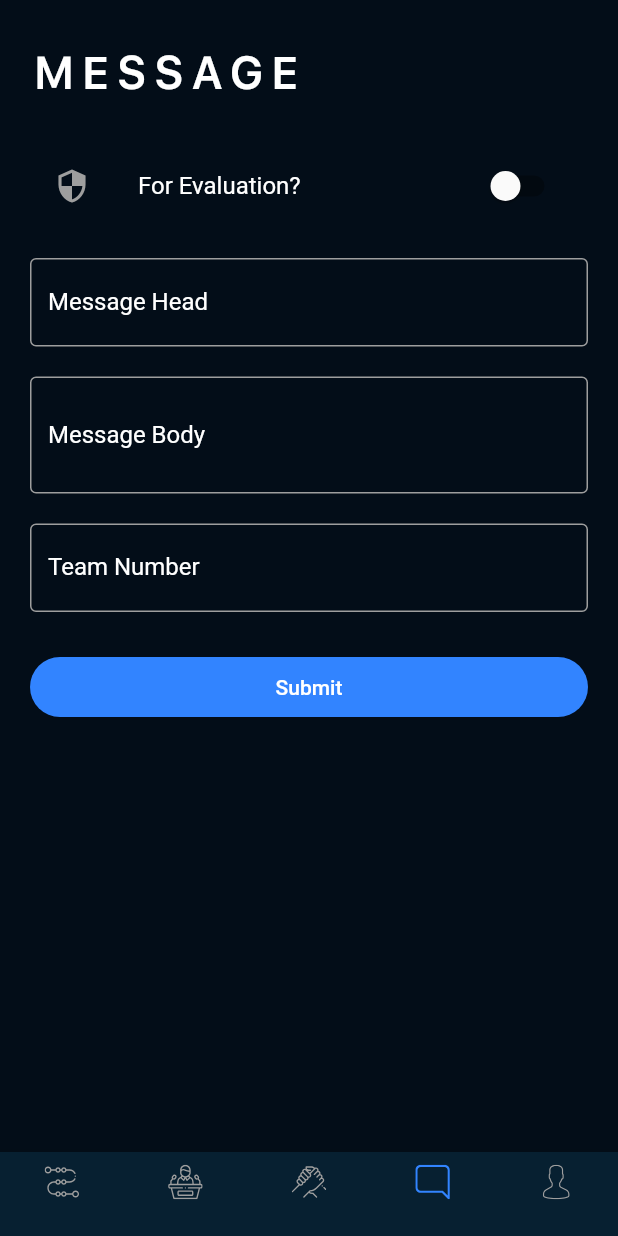
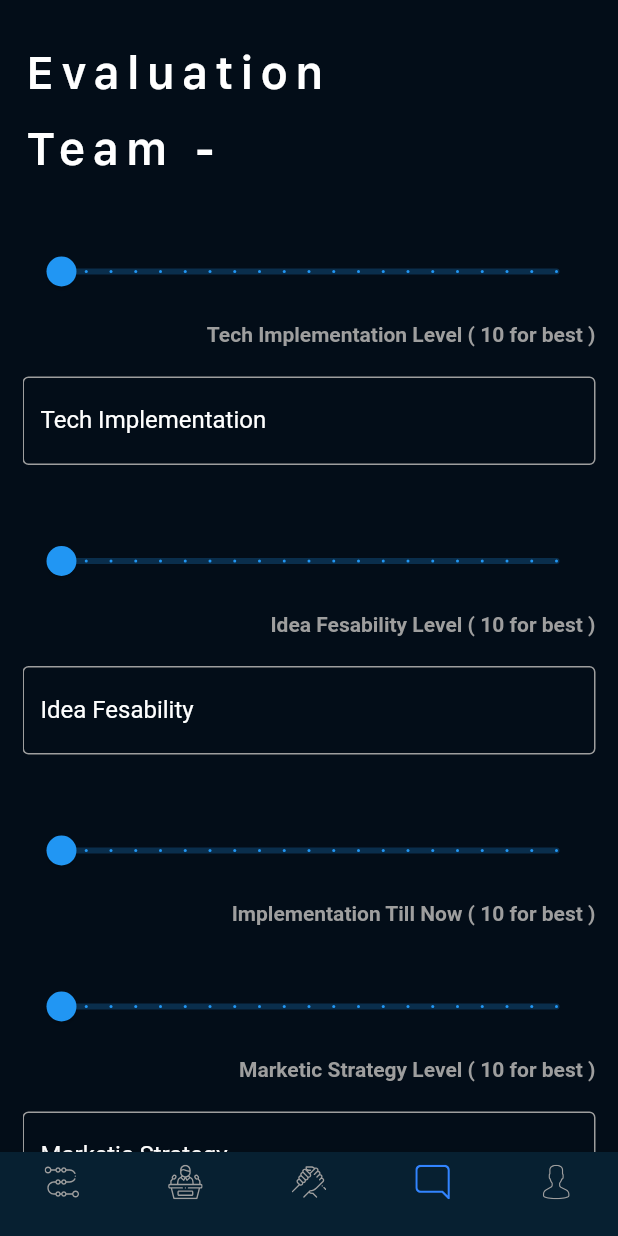
Before and after one commit to vanshg395/devsoc_admin, a Flutter app: the BoardScreen screen opened directly, item 4 of the bottom bar chosen, on a phone screen of 412 x 824 dp. Run offline on Flutter 3.47's test engine with Material 2 defaults, Android fonts, the phone set to English and light mode, and no system bars; our stand-ins replace firebase_messaging, flutter_svg, font_awesome_flutter, photo_view, shared_preferences; accounts and stored records are empty; Roboto replaces fonts that are missing (Montserrat, SFProTextSemiMed).

Commit message:
Evaluation Screen Done FrontEnd only

```diff
--- /dev/null
+++ b/lib/board/evaluation.dart
@@ -0,0 +1,526 @@
+import 'package:flutter/material.dart';
+import 'package:provider/provider.dart';
+import '../providers/auth.dart';
+import 'package:flutter/services.dart';
+import 'tabsScreen.dart';
+import 'package:flutter/cupertino.dart';
+import 'dart:io';
+
+
+class EvavluationPage extends StatefulWidget {
+  @override
+  _EvavluationPageState createState() => _EvavluationPageState();
+}
+
+class _EvavluationPageState extends State<EvavluationPage> {
+  double _techImplementation = 0;
+  double _bussinessModel = 0;
+  double _marketicStrategy=0;
+  double _ideaFeasability = 0;
+  double _implementationTillNow = 0;
+  bool _isLoading = false;
+  TextEditingController _techImpController = TextEditingController();
+  TextEditingController _ideaFesController = TextEditingController();
+  TextEditingController _marketicStrController = TextEditingController();
+  TextEditingController _bussinessModelController = TextEditingController();
+  TextEditingController _remarksController = TextEditingController();
+  TextEditingController _suggestionsController = TextEditingController();
+
+
+
+  Map<String, String> _evalData = {
+    'techImplementation': '',
+    'ideaFesability': '',
+    'marketicStrategy':'',
+    'bussinessModel':'',
+    'remarks':'',
+    'suggestions':''
+  };
+  final GlobalKey<FormState> _formKey = GlobalKey();
+  String errorMessage = '';
+
+
+
+  Future<void> _submit() async {
+
+    print('Checkpoint 1');
+    final techImplementation = _evalData['techImplementation'];
+    final ideaFesability = _evalData['ideaFesability'];
+    final marketicStrategy = _evalData['marketicStrategy'];
+    final bussinessModel = _evalData['bussinessModel'];
+    final remarks = _evalData['remarks'];
+    final suggestions = _evalData['suggestions'];
+    final _techImplementation1 = _techImplementation;
+    final _bussinessModel1 = _bussinessModel;
+    final _marketicStrategy1=_marketicStrategy;
+    final _ideaFeasability1 = _ideaFeasability;
+    final _implementationTillNow1 = _implementationTillNow;
+    setState(() {
+      _isLoading = true;
+    });
+    try {
+      print(_evalData);
+      await Provider.of<Auth>(context, listen: false)
+          .evaluate(techImplementation, ideaFesability, marketicStrategy, bussinessModel,remarks,suggestions,_techImplementation1,_bussinessModel1,_marketicStrategy1,_ideaFeasability1,_implementationTillNow1);
+      Navigator.push(
+        context,
+        MaterialPageRoute(
+          builder: (context) => BoardScreen(),
+        ),
+      );
+    } catch (error) {
+      errorMessage = error.toString();
+      print(errorMessage);
+      setState(() {
+        _techImpController.text = '';
+        _ideaFesController.text ='';
+        _marketicStrController.text = '';
+        _bussinessModelController.text = '';
+        _remarksController.text = '';
+        _suggestionsController.text = '';
+
+      });
+      showDialog(
+        context: context,
+        builder: (context) => Platform.isIOS
+            ? CupertinoAlertDialog(
+                title: Text('Error in posting details'),
+                content: Padding(
+                  padding: EdgeInsets.only(top: 10),
+                  child: Text(errorMessage),
+                ),
+                actions: <Widget>[
+                  CupertinoDialogAction(
+                    child: Text('OK'),
+                    onPressed: () => Navigator.of(context).pop(),
+                  ),
+                ],
+              )
+            : AlertDialog(
+                backgroundColor: Colors.grey,
+                title: Text('Error in posting details'),
+                content: Padding(
+                  padding: EdgeInsets.only(top: 10),
+                  child: Text(errorMessage),
+                ),
+                actions: <Widget>[
+                  FlatButton(
+                    child: Text('OK'),
+                    onPressed: () => Navigator.of(context).pop(),
+                  ),
+                ],
+              ),
+      );
+    }
+    setState(() {
+      _isLoading = false;
+    });
+  }
+
+
+  @override
+  Widget build(BuildContext context) {
+    return Scaffold(
+      backgroundColor: Color(0xFF030D18),
+      body: SafeArea(
+        child:Container(
+          child: Padding(
+            padding: const EdgeInsets.fromLTRB(15,0,15,0),
+            child: ListView(
+              children: <Widget>[
+                Padding(
+                  padding: const EdgeInsets.only(top: 30.0),
+                  child: Text(
+                    'Evaluation',
+                    style: Theme.of(context).textTheme.headline1,
+                  ),
+                ),
+
+                Padding(
+                  padding: const EdgeInsets.only(top: 15.0),
+                  child: Text(
+                    'Team - ',
+                    style: Theme.of(context).textTheme.headline1,
+                  ),
+                ),
+                SizedBox(
+                  height: 40,
+                ),
+                Slider.adaptive(
+                  value: _techImplementation.toDouble(),
+                  onChanged: (double newValue) {
+                    setState(() {
+                      _techImplementation = newValue;
+                    });
+                  },
+                  activeColor: Colors.blue,
+                  min: 0,
+                  max: 10,
+                  divisions: 20,
+                  label: _techImplementation.toString(),
+              ),
+
+                Container(
+                  alignment: Alignment(1.0, 0.0),
+                  padding: EdgeInsets.only(top: 10.0, left: 20.0),
+                    child: Text(
+                      'Tech Implementation Level ( 10 for best )',
+                      style: TextStyle(
+                          color: Colors.grey,
+                          fontWeight: FontWeight.bold,
+                          fontFamily: 'Montserrat'),
+                    ),
+                ),
+                SizedBox(
+                  height: 20,
+                ),
+                TextFormField(
+                  keyboardType: TextInputType.multiline,
+                  maxLines: null,
+                  minLines: 1,
+                  controller: _techImpController,
+                  decoration: InputDecoration(
+
+                  labelText: 'Tech Implementation',
+                  labelStyle: TextStyle(color: Colors.white),
+                  focusedBorder: OutlineInputBorder(
+                    borderSide: BorderSide(color: Colors.blue),
+                  ),
+                  errorBorder: OutlineInputBorder(
+                    borderSide: BorderSide(color: Colors.blue),
+                  ),
+                  focusedErrorBorder: OutlineInputBorder(
+                    borderSide: BorderSide(color: Colors.blue),
+                  ),
+                  enabledBorder: OutlineInputBorder(
+                    borderSide: BorderSide(color: Colors.grey),
+                  ),
+                ),
+                keyboardAppearance: Brightness.light,
+
+
+                onChanged: (value) => _evalData['techImplementation'] = value,
+                ),
+                SizedBox(height: 40,),
+
+
+                // idea feasbility
+                Slider.adaptive(
+                  value: _ideaFeasability.toDouble(),
+                  onChanged: (double newValue) {
+                    setState(() {
+                      _ideaFeasability = newValue;
+                    });
+                  },
+                  activeColor: Colors.blue,
+                  min: 0,
+                  max: 10,
+                  divisions: 20,
+                  label: _ideaFeasability.toString(),
+              ),
+
+                Container(
+                  alignment: Alignment(1.0, 0.0),
+                  padding: EdgeInsets.only(top: 10.0, left: 20.0),
+                    child: Text(
+                      'Idea Fesability Level ( 10 for best )',
+                      style: TextStyle(
+                          color: Colors.grey,
+                          fontWeight: FontWeight.bold,
+                          fontFamily: 'Montserrat'),
+                    ),
+                ),
+                SizedBox(
+                  height: 20,
+                ),
+                TextFormField(
+                  keyboardType: TextInputType.multiline,
+                  maxLines: null,
+                  minLines: 1,
+                  controller: _ideaFesController,
+                  decoration: InputDecoration(
+
+                  labelText: 'Idea Fesability',
+                  labelStyle: TextStyle(color: Colors.white),
+                  focusedBorder: OutlineInputBorder(
+                    borderSide: BorderSide(color: Colors.blue),
+                  ),
+                  errorBorder: OutlineInputBorder(
+                    borderSide: BorderSide(color: Colors.blue),
+                  ),
+                  focusedErrorBorder: OutlineInputBorder(
+                    borderSide: BorderSide(color: Colors.blue),
+                  ),
+                  enabledBorder: OutlineInputBorder(
+                    borderSide: BorderSide(color: Colors.grey),
+                  ),
+                ),
+                keyboardAppearance: Brightness.light,
+
+
+                onChanged: (value) => _evalData['ideaFesability'] = value,
+                ),
+                SizedBox(height: 40,),
+
+
+                // impleementation till now
+                Slider.adaptive(
+                  value: _implementationTillNow.toDouble(),
+                  onChanged: (double newValue) {
+                    setState(() {
+                      _implementationTillNow = newValue;
+                    });
+                  },
+                  activeColor: Colors.blue,
+                  min: 0,
+                  max: 10,
+                  divisions: 20,
+                  label: _implementationTillNow.toString(),
+              ),
+              Container(
+                  alignment: Alignment(1.0, 0.0),
+                  padding: EdgeInsets.only(top: 10.0, left: 20.0),
+                    child: Text(
+                      'Implementation Till Now ( 10 for best )',
+                      style: TextStyle(
+                          color: Colors.grey,
+                          fontWeight: FontWeight.bold,
+                          fontFamily: 'Montserrat'),
+                    ),
+                ),
+                SizedBox(
+                  height: 30,
+                ),
+
+
+
+
+
+                // Marketic Strategy
+                Slider.adaptive(
+                  value: _marketicStrategy.toDouble(),
+                  onChanged: (double newValue) {
+                    setState(() {
+                      _marketicStrategy = newValue;
+                    });
+                  },
+                  activeColor: Colors.blue,
+                  min: 0,
+                  max: 10,
+                  divisions: 20,
+                  label: _marketicStrategy.toString(),
+              ),
+
+                Container(
+                  alignment: Alignment(1.0, 0.0),
+                  padding: EdgeInsets.only(top: 10.0, left: 20.0),
+                    child: Text(
+                      'Marketic Strategy Level ( 10 for best )',
+                      style: TextStyle(
+                          color: Colors.grey,
+                          fontWeight: FontWeight.bold,
+                          fontFamily: 'Montserrat'),
+                    ),
+                ),
+                SizedBox(
+                  height: 20,
+                ),
+                TextFormField(
+                  keyboardType: TextInputType.multiline,
+                  maxLines: null,
+                  minLines: 1,
+                  controller: _marketicStrController,
+                  decoration: InputDecoration(
+
+                  labelText: 'Marketic Strategy ',
+                  labelStyle: TextStyle(color: Colors.white),
+                  focusedBorder: OutlineInputBorder(
+                    borderSide: BorderSide(color: Colors.blue),
+                  ),
+                  errorBorder: OutlineInputBorder(
+                    borderSide: BorderSide(color: Colors.blue),
+                  ),
+                  focusedErrorBorder: OutlineInputBorder(
+                    borderSide: BorderSide(color: Colors.blue),
+                  ),
+                  enabledBorder: OutlineInputBorder(
+                    borderSide: BorderSide(color: Colors.grey),
+                  ),
+                ),
+                keyboardAppearance: Brightness.light,
+
+
+                onChanged: (value) => _evalData['marketicStrategy'] = value,
+                ),
+
+
+                SizedBox(
+                  height:40,
+                ),
+
+                 // bussiness mdoel
+                Slider.adaptive(
+                  value: _bussinessModel.toDouble(),
+                  onChanged: (double newValue) {
+                    setState(() {
+                      _bussinessModel = newValue;
+                    });
+                  },
+                  activeColor: Colors.blue,
+                  min: 0,
+                  max: 10,
+                  divisions: 20,
+                  label: _bussinessModel.toString(),
+              ),
+
+                Container(
+                  alignment: Alignment(1.0, 0.0),
+                  padding: EdgeInsets.only(top: 10.0, left: 20.0),
+                    child: Text(
+                      'Bussiness Model Level ( 10 for best )',
+                      style: TextStyle(
+                          color: Colors.grey,
+                          fontWeight: FontWeight.bold,
+                          fontFamily: 'Montserrat'),
+                    ),
+                ),
+                SizedBox(
+                  height: 20,
+                ),
+                TextFormField(
+                  keyboardType: TextInputType.multiline,
+                  maxLines: null,
+                  minLines: 1,
+                  controller: _bussinessModelController,
+                  decoration: InputDecoration(
+
+                  labelText: 'Bussiness Model',
+                  labelStyle: TextStyle(color: Colors.white),
+                  focusedBorder: OutlineInputBorder(
+                    borderSide: BorderSide(color: Colors.blue),
+                  ),
+                  errorBorder: OutlineInputBorder(
+                    borderSide: BorderSide(color: Colors.blue),
+                  ),
+                  focusedErrorBorder: OutlineInputBorder(
+                    borderSide: BorderSide(color: Colors.blue),
+                  ),
+                  enabledBorder: OutlineInputBorder(
+                    borderSide: BorderSide(color: Colors.grey),
+                  ),
+                ),
+                keyboardAppearance: Brightness.light,
+
+
+                onChanged: (value) => _evalData['bussinessModel'] = value,
+                ),
+
+
+                //Remarks
+                SizedBox(
+                  height: 40,
+                ),
+                TextFormField(
+                  keyboardType: TextInputType.multiline,
+                  maxLines: null,
+                  minLines: 2,
+                  controller: _remarksController,
+                  decoration: InputDecoration(
+
+                  labelText: 'Remarks ',
+                  labelStyle: TextStyle(color: Colors.white),
+                  focusedBorder: OutlineInputBorder(
+                    borderSide: BorderSide(color: Colors.blue),
+                  ),
+                  errorBorder: OutlineInputBorder(
+                    borderSide: BorderSide(color: Colors.blue),
+                  ),
+                  focusedErrorBorder: OutlineInputBorder(
+                    borderSide: BorderSide(color: Colors.blue),
+                  ),
+                  enabledBorder: OutlineInputBorder(
+                    borderSide: BorderSide(color: Colors.grey),
+                  ),
+                ),
+                keyboardAppearance: Brightness.light,
+
+
+                onChanged: (value) => _evalData['remarks'] = value,
+                ),
+
+
+
+
+                //suggestions given
+                SizedBox(
+                  height: 30,
+                ),
+                TextFormField(
+                  keyboardType: TextInputType.multiline,
+                  maxLines: null,
+                  minLines: 2,
+                  controller: _suggestionsController,
+                  decoration: InputDecoration(
+
+                  labelText: 'Suggestions',
+                  labelStyle: TextStyle(color: Colors.white),
+                  focusedBorder: OutlineInputBorder(
+                    borderSide: BorderSide(color: Colors.blue),
+                  ),
+                  errorBorder: OutlineInputBorder(
+                    borderSide: BorderSide(color: Colors.blue),
+                  ),
+                  focusedErrorBorder: OutlineInputBorder(
+                    borderSide: BorderSide(color: Colors.blue),
+                  ),
+                  enabledBorder: OutlineInputBorder(
+                    borderSide: BorderSide(color: Colors.grey),
+                  ),
+                ),
+                keyboardAppearance: Brightness.light,
+
+
+                onChanged: (value) => _evalData['suggestions'] = value,
+                ),
+
+                SizedBox(
+                    height: 40,
+                  ),
+                  Container(
+                    width: MediaQuery.of(context).size.width * 0.8,
+                    height: 40,
+                    child: ClipRRect(
+                      borderRadius: BorderRadius.circular(50),
+                      child: _isLoading
+                          ? Center(
+                              child: CircularProgressIndicator(
+                                valueColor: AlwaysStoppedAnimation(
+                                  Colors.blue,
+                                ),
+                              ),
+                            )
+                          : RaisedButton(
+                              color: Color(0xff3284ff),
+                              textColor: Colors.white,
+                              child: Text(
+                                'Submit',
+                                style: TextStyle(
+                                  fontSize: 14,
+                                  fontFamily: 'SFProTextSemiMed',
+                                ),
+                              ),
+                              onPressed: _submit,
+                            ),
+                    ),
+                  ),
+                  SizedBox(
+                  height: 40,
+                ),
+
+              ],
+            ),
+          ),
+      )),
+    );
+  }
+}
--- a/lib/board/tabsScreen.dart
+++ b/lib/board/tabsScreen.dart
@@ -1,7 +1,7 @@
 import 'package:flutter/material.dart';
 import 'package:flutter_svg/flutter_svg.dart';
 import 'package:flutter/services.dart';
-
+import './evaluation.dart';
 import './timeline_screen.dart';
 import './about_us_screen.dart';
 import './evaluation_screen.dart';
@@ -32,7 +32,7 @@ class _BoardScreenState extends State<BoardScreen> {
         'title': 'About Us',
       },
       {
-        'page': Message(),
+        'page': EvavluationPage(),
         'title': 'Messages',
       },
       {
--- a/lib/providers/auth.dart
+++ b/lib/providers/auth.dart
@@ -124,7 +124,9 @@ class Auth with ChangeNotifier {
     }
   }
 
-  Future<void> evaluate() async {}
+  Future<void> evaluate(String techImplementation, String ideaFesability, String marketicStrategy, String bussinessModel,String remarks,String suggestions,double _techImplementation,double _bussinessModel,double _marketicStrategy,double _ideaFeasability,double _implementationTillNow) async {
+
+  }
 
   Future<void> sendReg(String deviceId) async {
     String url = 'http://api-devsoc.herokuapp.com/register/';
```
